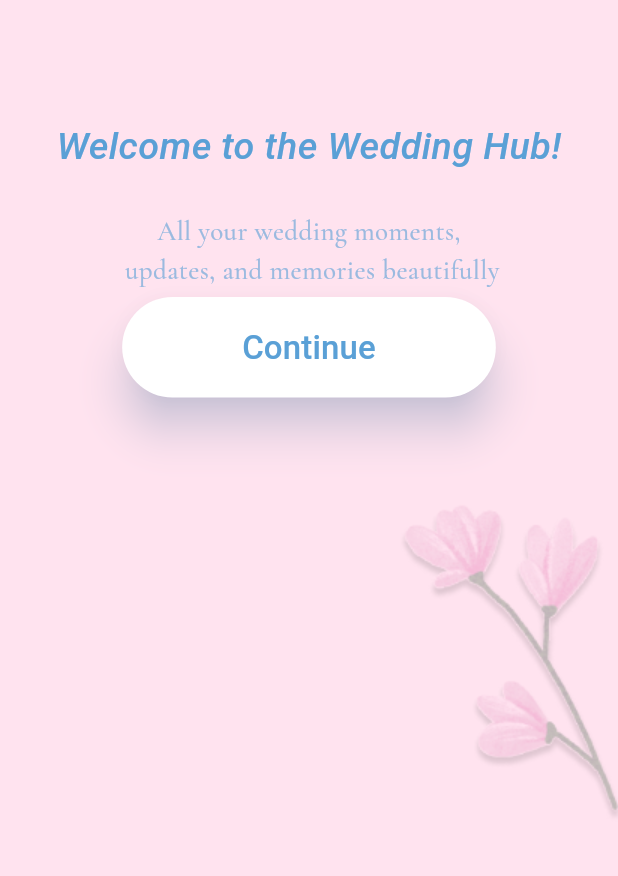
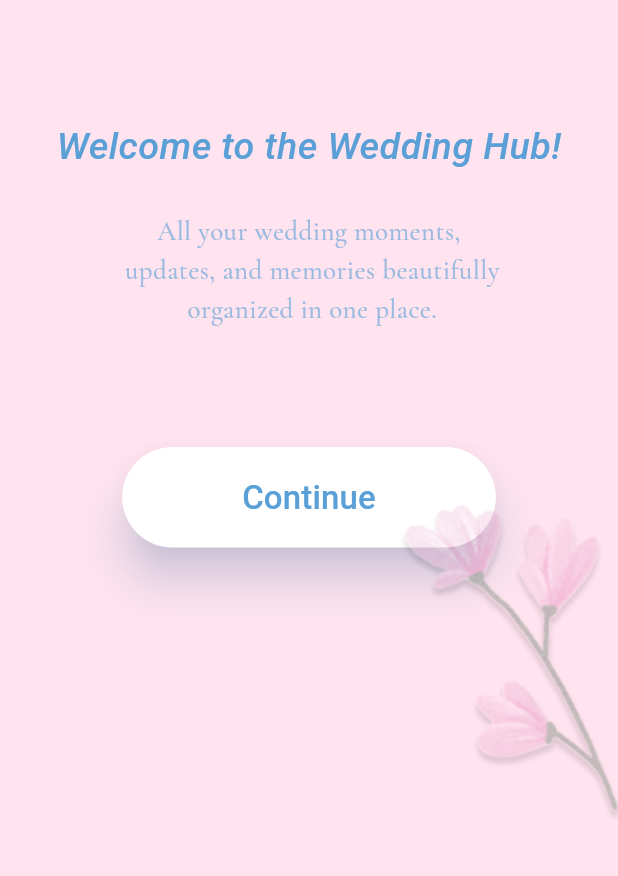
Before and after one commit to eyumazi/wedconnect, a Flutter app: the Onboarding1 screen opened directly, on a phone screen of 412 x 824 dp, the part 354-1230 px from its top. Run offline on Flutter 3.47's test engine with Material 3 defaults, Android fonts, the light colour scheme and no system bars; our stand-ins replace google_fonts, smooth_page_indicator; Roboto replaces fonts that are missing (Inspiration, Instrument Serif).

Commit message:
A reusable onboarding card developement has been stated

```diff
--- a/lib/main.dart
+++ b/lib/main.dart
@@ -1,6 +1,6 @@
 import 'package:flutter/material.dart';
 import 'package:google_fonts/google_fonts.dart';
-import 'package:wedconnect/screens/splashscreen.dart'; // Import your screens
+import 'package:wedconnect/screens/Onboarding%20screens/OnboardingPage.dart';
 
 Future<void> main() async {
   WidgetsFlutterBinding.ensureInitialized();
@@ -49,7 +49,7 @@
           // Add more as needed
         ),
       ),
-      home: const Splashscreen(),
+      home: OnboardingPage(),
     );
   }
 }
--- a/lib/screens/Onboarding screens/onboarding 1.dart
+++ b/lib/screens/Onboarding screens/onboarding 1.dart
@@ -1,5 +1,6 @@
 import 'package:flutter/material.dart';
 import 'package:google_fonts/google_fonts.dart';
+import 'package:wedconnect/Reusable%20components/Button.dart';
 
 class Onboarding1 extends StatefulWidget {
   const Onboarding1({super.key});
@@ -76,39 +77,10 @@
               ),
             ],
           ),
-          ElevatedButton(
-            onPressed: () {},
-            style:
-                ElevatedButton.styleFrom(
-                  backgroundColor: Colors.white, // White button
-                  foregroundColor: const Color(0xFF5AA0D6),
-                  elevation: 0, // We'll use custom shadow instead
-                  padding: const EdgeInsets.symmetric(
-                    horizontal: 80,
-                    vertical: 18,
-                  ),
-                  shape: RoundedRectangleBorder(
-                    borderRadius: BorderRadius.circular(40), // Pill shape
-                  ),
-                  shadowColor: Colors.transparent,
-                ).copyWith(
-                  // Custom shadow like the image
-                  shadowColor: WidgetStateProperty.all(
-                    const Color(0xFF5AA0D6).withOpacity(0.45),
-                  ),
-                  elevation: WidgetStateProperty.all(12),
-                ),
-            child: Text(
-              "Continue",
-              textAlign: TextAlign.center,
-              style: GoogleFonts.instrumentSerif(
-                fontSize: 22,
-                fontWeight: FontWeight.w500,
-                color: const Color(0xFF5AA0D6),
-              ),
-            ),
+          Transform.translate(
+            offset: const Offset(0, 100),
+            child: CustomElevatedButton(text: "Continue", onPressed: () {}),
           ),
-
           Align(
             alignment: Alignment.bottomRight,
             child: Image.asset("assets/images/Flower 1.png"),
--- a/pubspec.yaml
+++ b/pubspec.yaml
@@ -11,6 +11,7 @@
     sdk: flutter
   google_fonts: ^6.1.0  # MOVED HERE - at same level as flutter
   cupertino_icons: ^1.0.8
+  smooth_page_indicator: ^2.0.1
 
 dev_dependencies:
   flutter_test:
@@ -25,6 +26,11 @@
     - assets/images/Flower 2.png
     - assets/images/logo.png
     - assets/images/Flower 3.png
+    - assets/onboarding/App logo.png
+    - assets/onboarding/Heart.png
+    - assets/onboarding/Photo Gallery.png
+    - assets/onboarding/qr.png
+    - assets/onboarding/weddingDay.png
 
   # Since you're using google_fonts package, you DON'T need this fonts section
   # Remove or comment out this section:
```
Also changed, not shown: lib/screens/Onboarding screens/OnboardingPage.dart (added, +41 -0 lines), lib/screens/Onboarding screens/onBoardingCard.dart (added, +59 -0 lines), assets/onboarding/App logo.png (added), assets/onboarding/Heart.png (added), assets/onboarding/Photo Gallery.png (added), assets/onboarding/qr.png (added), assets/onboarding/weddingDay.png (added), pubspec.lock.
